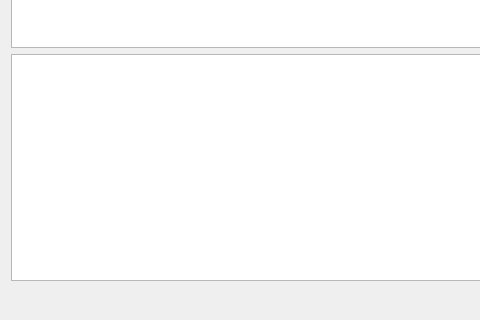
First picture: the form in TCPSocket/mainwindow.ui, repository fffaraz/TCP-GUI, before the edit; both pictures show x 0 to 480 and y 218 to 538 of the 606 by 538 pixel window.
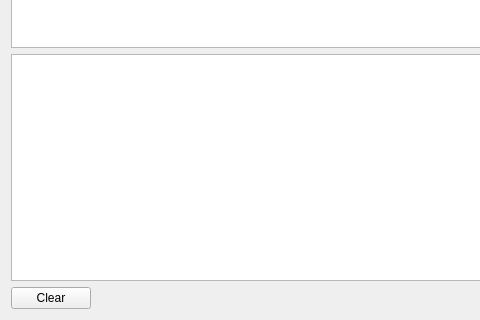
Second picture: the form after the edit.

The edit to the form file:
```diff
--- a/TCPSocket/mainwindow.ui
+++ b/TCPSocket/mainwindow.ui
@@ -59,6 +59,13 @@
     </item>
     <item>
      <layout class="QHBoxLayout" name="horizontalLayout_2">
+      <item>
+       <widget class="QPushButton" name="btnClear">
+        <property name="text">
+         <string>Clear</string>
+        </property>
+       </widget>
+      </item>
       <item>
        <spacer name="horizontalSpacer">
         <property name="orientation">
```
